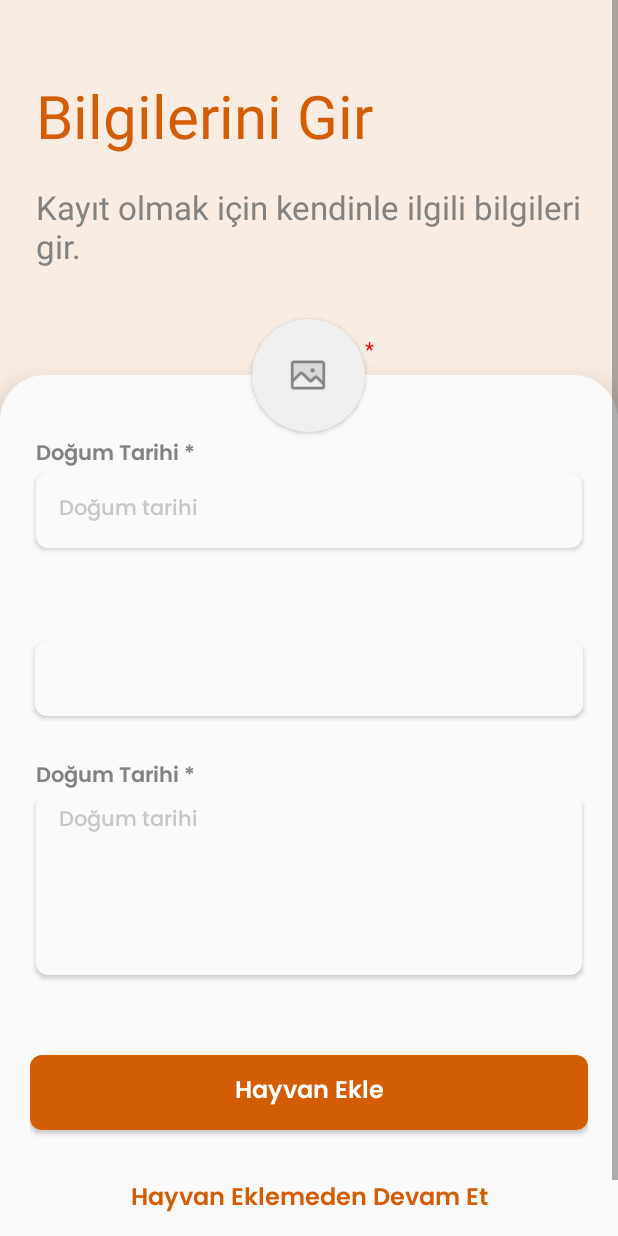
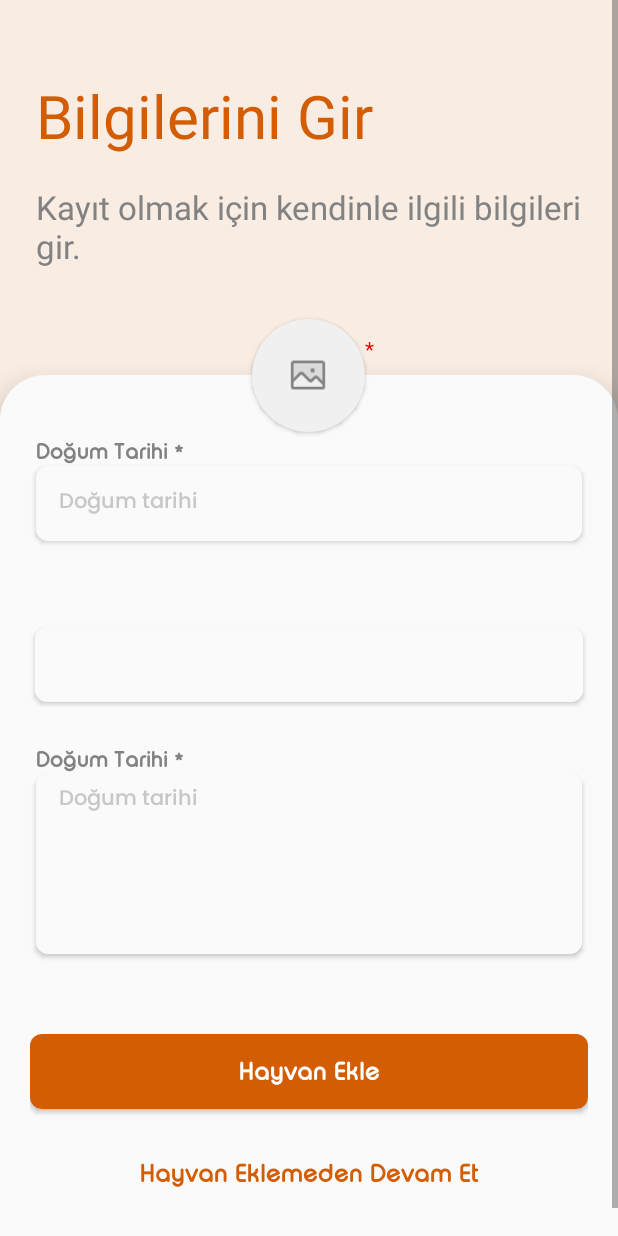
Before and after one commit to Enderyasli/pethiio, an Android app: the RegisterDetailFragment screen opened through its navigation route, on a phone screen of 412 x 824 dp. Run offline under Robolectric (Android 15) with nearby library versions, the phone set to English and light mode, and no system bars; our stand-ins replace Room's generated code, RxJava, navigation-ui; libraries missing offline, so code that uses them is left out: com.bigkoo.pickerview, com.theartofdev.edmodo; pictures from the network do not load.

Commit message:
font changed

```diff
--- a/app/src/main/java/com/pethiio/android/ui/main/view/PawtindInputLabel.kt
+++ b/app/src/main/java/com/pethiio/android/ui/main/view/PawtindInputLabel.kt
@@ -23,7 +23,7 @@ class PawtindInputLabel @JvmOverloads constructor(
         titleTv = findViewById(R.id.titleTv)
         inputTv = findViewById(R.id.placeholder_tv)
 
-        val semiBold = ResourcesCompat.getFont(context, R.font.poppins_semibold)
+        val semiBold = ResourcesCompat.getFont(context, R.font.typo_round_bold)
         val medium = ResourcesCompat.getFont(context, R.font.poppins_medium)
         titleTv.typeface = semiBold
         inputTv.typeface = medium
--- a/app/src/main/res/layout/common_rounded_input_tv.xml
+++ b/app/src/main/res/layout/common_rounded_input_tv.xml
@@ -12,7 +12,7 @@
         android:layout_height="wrap_content"
         android:layout_marginLeft="@dimen/margin_minimum"
         android:layout_marginRight="@dimen/margin_minimum"
-        android:fontFamily="@font/poppins_semibold"
+        android:fontFamily="@font/typo_round_bold"
         android:text="Ad *"
         android:textColor="@color/input_text_color"
         android:textSize="14sp" />
--- a/app/src/main/res/layout/common_spinner_layout.xml
+++ b/app/src/main/res/layout/common_spinner_layout.xml
@@ -14,7 +14,7 @@
         android:layout_marginLeft="@dimen/margin_minimum"
         android:layout_marginRight="@dimen/margin_minimum"
         android:layout_marginBottom="4dp"
-        android:fontFamily="@font/poppins_semibold"
+        android:fontFamily="@font/typo_round_bold"
         android:textColor="@color/input_text_color"
         android:textSize="14sp"
         tools:text="Ad *" />
--- a/app/src/main/res/layout/fragment_add_animal.xml
+++ b/app/src/main/res/layout/fragment_add_animal.xml
@@ -18,7 +18,7 @@
             android:layout_marginLeft="@dimen/default_margin"
             android:layout_marginTop="@dimen/signup_title_top_margin"
             android:layout_marginRight="@dimen/default_margin"
-            android:fontFamily="@font/poppins_semibold"
+            android:fontFamily="@font/typo_round_bold"
             android:text="Hayvan Ekle"
             android:textColor="@color/orangeButton"
             android:textSize="40dp" />
@@ -119,7 +119,7 @@
                 android:layout_marginLeft="@dimen/margin_minimum"
                 android:layout_marginTop="@dimen/default_margin"
                 android:layout_marginRight="@dimen/margin_minimum"
-                android:fontFamily="@font/poppins_semibold"
+                android:fontFamily="@font/typo_round_bold"
                 android:text="Kişilik"
                 android:textColor="@color/input_text_color"
                 android:textSize="14sp" />
@@ -141,7 +141,7 @@
             android:layout_marginRight="@dimen/default_margin"
             android:layout_marginBottom="50dp"
             android:background="@drawable/orange_button_bg"
-            android:fontFamily="@font/poppins_semibold"
+            android:fontFamily="@font/typo_round_bold"
             android:text="İlerle"
             android:textAllCaps="false"
             android:textColor="@color/white"
--- a/app/src/main/res/layout/fragment_dashboard.xml
+++ b/app/src/main/res/layout/fragment_dashboard.xml
@@ -15,6 +15,7 @@
         android:layout_marginTop="@dimen/signup_title_top_margin"
         android:layout_marginBottom="3dp"
         android:text="Bul"
+        android:fontFamily="@font/typo_round_bold"
         android:textColor="@color/orangeButton"
         android:textSize="@dimen/signup_title_size" />
 
--- a/app/src/main/res/layout/fragment_pet_add_image.xml
+++ b/app/src/main/res/layout/fragment_pet_add_image.xml
@@ -18,7 +18,7 @@
             android:layout_marginLeft="@dimen/default_margin"
             android:layout_marginTop="@dimen/signup_title_top_margin"
             android:layout_marginRight="@dimen/default_margin"
-            android:fontFamily="@font/poppins_semibold"
+            android:fontFamily="@font/typo_round_bold"
             android:text="@string/add_photo"
             android:textColor="@color/orangeButton"
             android:textSize="@dimen/signup_title_size" />
@@ -179,7 +179,7 @@
             android:layout_marginBottom="45dp"
             android:background="@drawable/disabled_button_bg"
             android:enabled="false"
-            android:fontFamily="@font/poppins_semibold"
+            android:fontFamily="@font/typo_round_bold"
             android:text="@string/complete"
             android:textAllCaps="false"
             android:textColor="@color/disabled_button_color"
--- a/app/src/main/res/layout/fragment_pet_list.xml
+++ b/app/src/main/res/layout/fragment_pet_list.xml
@@ -18,7 +18,7 @@
             android:layout_marginLeft="@dimen/default_margin"
             android:layout_marginTop="@dimen/signup_title_top_margin"
             android:layout_marginRight="@dimen/default_margin"
-            android:fontFamily="@font/poppins_semibold"
+            android:fontFamily="@font/typo_round_bold"
             tools:text="@string/my_animals"
             android:textColor="@color/orangeButton"
             android:textSize="@dimen/signup_title_size" />
@@ -53,7 +53,7 @@
         android:layout_marginRight="@dimen/default_margin"
         android:layout_marginBottom="120dp"
         android:background="@drawable/orange_button_bg"
-        android:fontFamily="@font/poppins_semibold"
+        android:fontFamily="@font/typo_round_bold"
         tools:text="@string/complete"
         android:textAllCaps="false"
         android:textColor="@color/white"
--- a/app/src/main/res/layout/fragment_save_info.xml
+++ b/app/src/main/res/layout/fragment_save_info.xml
@@ -121,7 +121,7 @@
                             android:layout_height="wrap_content"
                             android:layout_marginLeft="@dimen/margin_minimum"
                             android:layout_marginRight="@dimen/margin_minimum"
-                            android:fontFamily="@font/poppins_semibold"
+                            android:fontFamily="@font/typo_round_bold"
                             android:text="Doğum Tarihi *"
                             android:textColor="@color/input_text_color"
                             android:textSize="14sp" />
@@ -172,7 +172,7 @@
                             android:layout_height="wrap_content"
                             android:layout_marginLeft="@dimen/margin_minimum"
                             android:layout_marginRight="@dimen/margin_minimum"
-                            android:fontFamily="@font/poppins_semibold"
+                            android:fontFamily="@font/typo_round_bold"
                             android:text="Doğum Tarihi *"
                             android:textColor="@color/input_text_color"
                             android:textSize="14sp" />
@@ -211,7 +211,7 @@
                         android:layout_height="@dimen/common_button_height"
                         android:layout_marginTop="48dp"
                         android:background="@drawable/orange_button_bg"
-                        android:fontFamily="@font/poppins_semibold"
+                        android:fontFamily="@font/typo_round_bold"
                         android:text="@string/add_animal"
                         android:textAllCaps="false"
                         android:textColor="@color/white"
@@ -223,7 +223,7 @@
                         android:layout_height="wrap_content"
                         android:layout_marginTop="32dp"
                         android:layout_marginBottom="50dp"
-                        android:fontFamily="@font/poppins_semibold"
+                        android:fontFamily="@font/typo_round_bold"
                         android:gravity="center"
                         android:text="@string/go_without_animal"
                         android:textColor="@color/orangeButton"
--- a/app/src/main/res/layout/item_animal.xml
+++ b/app/src/main/res/layout/item_animal.xml
@@ -35,7 +35,7 @@
             android:layout_gravity="bottom"
             android:layout_marginLeft="11dp"
             android:layout_marginRight="11dp"
-            android:fontFamily="@font/poppins_semibold"
+            android:fontFamily="@font/typo_round_bold"
             android:text="Fluffy"
             android:textColor="@color/orangeButton"
             android:textSize="18sp" />
--- a/app/src/main/res/layout/item_pets.xml
+++ b/app/src/main/res/layout/item_pets.xml
@@ -48,7 +48,7 @@
                     android:layout_width="wrap_content"
                     android:layout_height="40dp"
                     android:layout_gravity="bottom|center"
-                    android:fontFamily="@font/poppins_semibold"
+                    android:fontFamily="@font/typo_round_bold"
                     android:textColor="@color/grey"
                     android:textSize="22sp"
                     tools:text="Yeni Ekle" />
@@ -80,7 +80,7 @@
                     android:layout_gravity="bottom"
                     android:layout_marginLeft="11dp"
                     android:layout_marginRight="11dp"
-                    android:fontFamily="@font/poppins_semibold"
+                    android:fontFamily="@font/typo_round_bold"
                     android:textColor="@color/orangeButton"
                     android:textSize="18sp"
                     tools:text="Fluffy" />
--- a/app/src/main/res/layout/message_list_item.xml
+++ b/app/src/main/res/layout/message_list_item.xml
@@ -27,7 +27,7 @@
             android:layout_height="wrap_content"
             android:layout_marginStart="18dp"
             android:layout_weight="5"
-            android:fontFamily="@font/poppins_semibold"
+            android:fontFamily="@font/typo_round_bold"
             android:text="Lucky"
             android:textColor="@color/black"
             android:textSize="16sp" />
@@ -38,7 +38,7 @@
             android:layout_height="wrap_content"
             android:layout_marginRight="20dp"
             android:layout_weight="1"
-            android:fontFamily="@font/poppins_semibold"
+            android:fontFamily="@font/typo_round_bold"
             android:text="2 sn"
             android:textColor="@color/marineButton"
             android:textSize="12sp" />
--- a/app/src/main/res/layout/spinner_row_member_list.xml
+++ b/app/src/main/res/layout/spinner_row_member_list.xml
@@ -21,7 +21,7 @@
         android:layout_marginStart="10dp"
         android:layout_marginTop="5dp"
         android:layout_toEndOf="@+id/iv_profile"
-        android:fontFamily="@font/poppins_semibold"
+        android:fontFamily="@font/typo_round_bold"
         android:maxLines="1"
         android:textColor="@color/black"
         android:textSize="16sp"
```
Also changed, not shown: app/src/main/res/layout/fragment_login.xml (+4 -4 lines), app/src/main/res/layout/fragment_register.xml (+6 -6 lines), app/src/main/res/font/poppins_regular.ttf (deleted), app/src/main/res/font/poppins_semibold.ttf (deleted), app/src/main/res/font/typo_round_bold.otf (added), app/src/main/res/font/typo_round_regular.otf (added).
